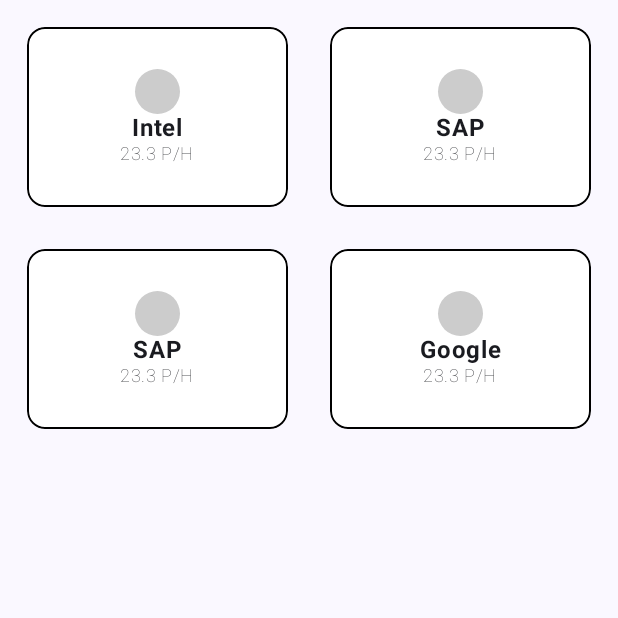
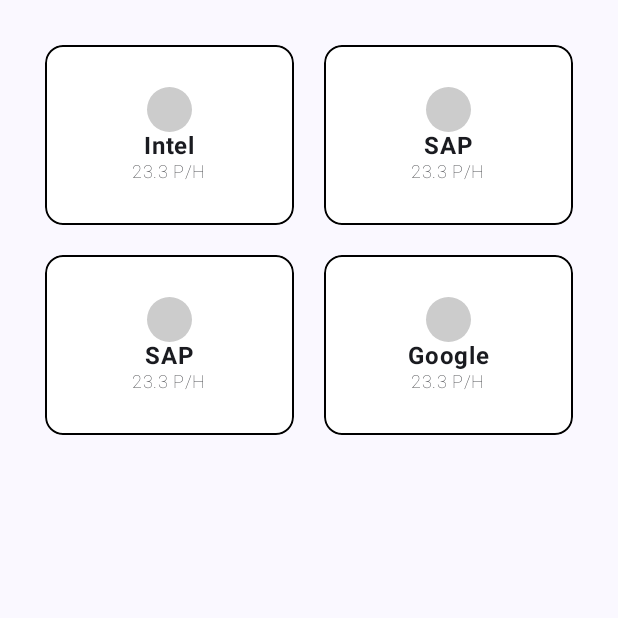
Before and after one commit to ILIIH/Neuro-Maining, an Android app built with Jetpack Compose: the composable TasksBoardWidget called with sample values from the repository, on a phone screen of 412 x 824 dp, the top half of it. Run offline under Robolectric (Android 15) with nearby library versions, the light colour scheme and no system bars.

Commit message:
changed tasks board cards UI

```diff
--- a/NeuroMaining/app/src/main/java/com/example/neuro_maining/screens/outcomeScreen/ClosedTasksWidget.kt
+++ b/NeuroMaining/app/src/main/java/com/example/neuro_maining/screens/outcomeScreen/ClosedTasksWidget.kt
@@ -99,7 +99,10 @@
 
 @Composable
 fun ClosedTasksList(isExpanded: MutableState<Boolean>, miningHistory: List<MiningTask>){
-    LazyColumn (modifier = Modifier.padding(top = 20.dp)){
+    LazyColumn (
+        modifier = Modifier.padding(top = 20.dp),
+        userScrollEnabled = false
+    ){
         items(
             count = if(isExpanded.value) miningHistory.size else 1,
             itemContent = { index ->
--- a/NeuroMaining/app/src/main/java/com/example/neuro_maining/screens/outcomeScreen/TasksBoardWidget.kt
+++ b/NeuroMaining/app/src/main/java/com/example/neuro_maining/screens/outcomeScreen/TasksBoardWidget.kt
@@ -36,10 +36,9 @@
 fun TasksBoardWidget(miningTasks: List<MiningTask>) {
     LazyVerticalGrid(
         columns = GridCells.Fixed(2),
-        modifier = Modifier.fillMaxWidth().height((miningTasks.size * TASK_HEIGHT /2 + 100).dp),
-        contentPadding = PaddingValues(8.dp),
-        horizontalArrangement = Arrangement.spacedBy(8.dp),
-        verticalArrangement = Arrangement.spacedBy(8.dp)
+        modifier = Modifier.fillMaxWidth().padding(30.dp).height((miningTasks.size * TASK_HEIGHT /2 + 100).dp),
+        horizontalArrangement = Arrangement.spacedBy(20.dp),
+        verticalArrangement = Arrangement.spacedBy(20.dp)
     ) {
         items( miningTasks.size) { index ->
             TasksBoardItem(miningTasks[index])
@@ -52,7 +51,6 @@
     Card(
         modifier = Modifier
             .fillMaxWidth()
-            .padding(10.dp)
             .height(TASK_HEIGHT.dp),
         colors = CardDefaults.cardColors(containerColor = Color.Transparent)
     ) {
--- a/NeuroMaining/app/src/main/java/com/example/neuro_maining/screens/outcomeScreen/TopEarningsWidget.kt
+++ b/NeuroMaining/app/src/main/java/com/example/neuro_maining/screens/outcomeScreen/TopEarningsWidget.kt
@@ -98,7 +98,8 @@
         modifier = Modifier.fillMaxWidth(),
         contentPadding = PaddingValues(8.dp),
         horizontalArrangement = Arrangement.spacedBy(8.dp),
-        verticalArrangement = Arrangement.spacedBy(8.dp)
+        verticalArrangement = Arrangement.spacedBy(8.dp),
+        userScrollEnabled = false
     ) {
         items(if(isExpanded.value) miningTasks.size else 6) { index ->
             TopEarningsItem(miningTasks[index])
```
Also changed, not shown: 1 other file.
